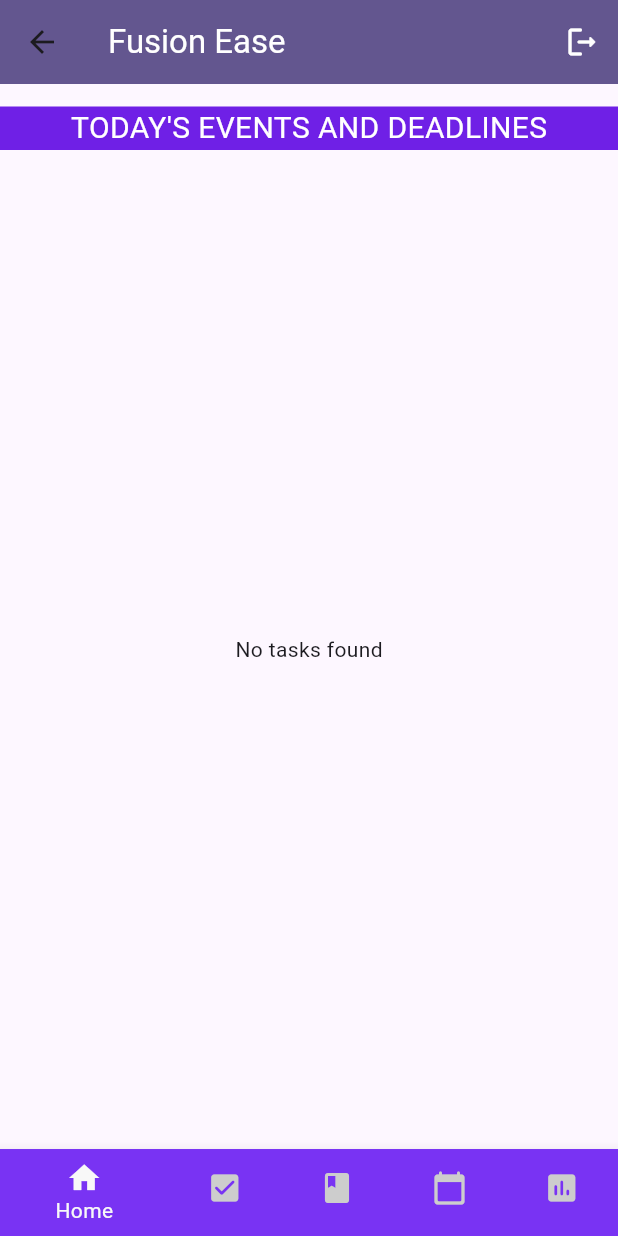
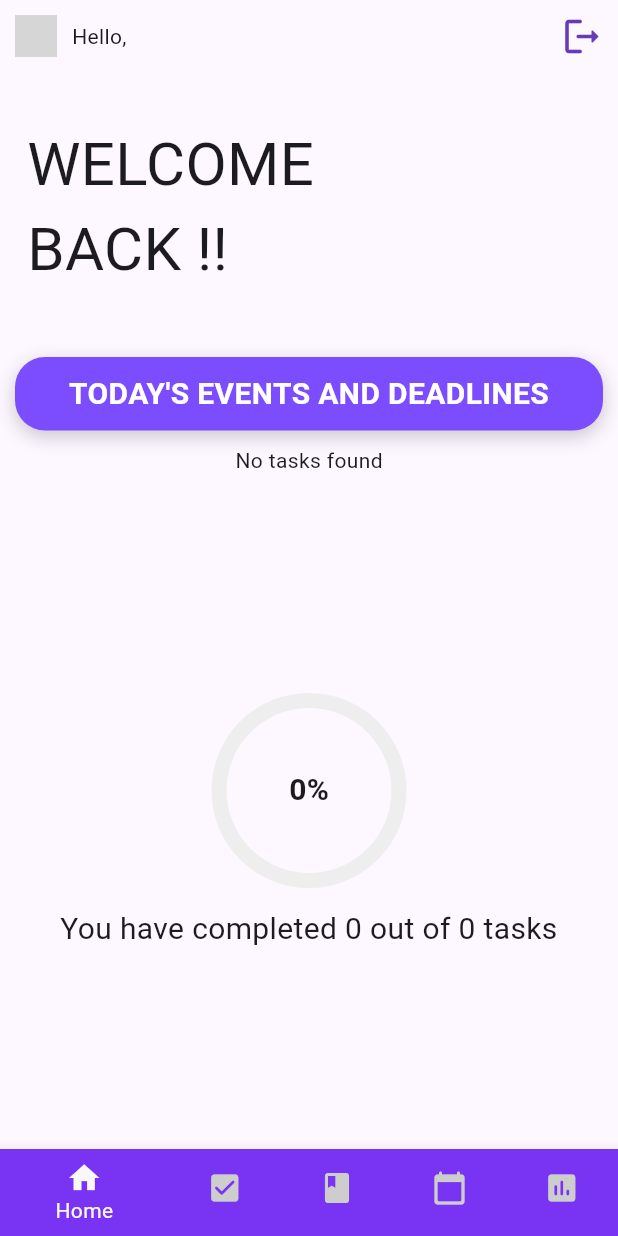
Before and after one commit to Soorya-Kumar/Student-Productivity-App, a Flutter app: the screen it shows once a user with an empty profile is signed in, after a tap on the "logout" icon, on a phone screen of 412 x 824 dp. Run offline on Flutter 3.47's test engine with Material 3 defaults, Android fonts, the light colour scheme and no system bars; our stand-ins replace cloud_firestore, firebase_auth, firebase_core, firebase_storage, flutter_riverpod, image_picker; accounts and stored records are empty; network calls fail; grey boxes are pictures that could not be loaded.

Commit message:
UI updates

```diff
--- a/lib/daily_planner/daily_planner.dart
+++ b/lib/daily_planner/daily_planner.dart
@@ -23,7 +23,8 @@ class DailyPlannerScreen extends ConsumerWidget {
                 builder: (BuildContext context) {
                   return AlertDialog(
                     title: const Text('Reset Tasks'),
-        content: const Text('Are you sure you want to reset all tasks?'),
+                    content:
+                        const Text('Are you sure you want to reset all tasks?'),
                     actions: <Widget>[
                       TextButton(
                         child: const Text('Cancel'),
@@ -110,9 +111,12 @@ class DailyPlannerScreen extends ConsumerWidget {
           );
         },
       ),
-      floatingActionButton: FloatingActionButton(
+      floatingActionButton: Padding(
+        padding: const EdgeInsets.only(bottom: 40),
+        child: FloatingActionButton(
           onPressed: () => _showAddTaskDialog(context, ref),
           child: const Icon(Icons.add),
+        ),
       ),
     );
   }
--- a/lib/screens/main_home_screen.dart
+++ b/lib/screens/main_home_screen.dart
@@ -1,10 +1,19 @@
+import 'package:cloud_firestore/cloud_firestore.dart';
 import 'package:firebase_auth/firebase_auth.dart';
 import 'package:flutter/material.dart';
 import 'package:flutter_riverpod/flutter_riverpod.dart';
 import 'package:fusion_ease_app/daily_planner/provider.dart';
+import 'package:fusion_ease_app/screens/user_profile.dart';
 import 'package:fusion_ease_app/to-do_list/today_task_page.dart';
 import 'package:fusion_ease_app/widgets/bottom_navigator.dart';
 import 'package:fusion_ease_app/widgets/percent_tracer.dart';
+
+
+final user = FirebaseAuth.instance.currentUser!.uid;
+final userinfo = FirebaseFirestore.instance.collection('users').doc(user).get();
+
+final userimageurl = userinfo.then((value) => value['profilePhoto']);
+
 
 class MainHomeScreen extends ConsumerWidget {
   const MainHomeScreen({Key? key}) : super(key: key);
@@ -12,55 +21,95 @@ class MainHomeScreen extends ConsumerWidget {
   @override
   Widget build(BuildContext context, WidgetRef ref) {
     final dailyPlannerState = ref.watch(dailyPlannerProvider);
+    print(userimageurl);
 
-    var percent = 0.0;
-    if (dailyPlannerState.totalTasks == 0) {
-      percent = 0;
+    double percent;
+    if(dailyPlannerState.totalTasks == 0){
+      percent = 0.0;
     } else {
       percent = dailyPlannerState.completedTasks / dailyPlannerState.totalTasks;
     }
 
     return SafeArea(
       child: Scaffold(
-        appBar: AppBar(
-          backgroundColor: Theme.of(context).primaryColor,
-          title: const Text(
-            'Fusion Ease',
-            style: TextStyle(color: Colors.white),
+        body: Column(
+          children: [
+            UserProfileWidget(),
+            Expanded(
+              child: CustomScrollView(
+                  slivers: <Widget>[
+                    const SliverToBoxAdapter(child: SizedBox(height: 15)),
+
+                    const SliverToBoxAdapter(
+                      child: Padding(
+                        padding: EdgeInsets.all(18.0),
+                        child: Text(
+                          'WELCOME\nBACK !!',
+                          textAlign: TextAlign.start,
+                          style: TextStyle(fontSize: 40),
                         ),
-          actions: [
-            IconButton(
-              onPressed: () => FirebaseAuth.instance.signOut(),
-              icon: const Icon(Icons.logout_rounded),
-              color: Colors.white,
+                      ),
+                    ),
+
+                    const SliverToBoxAdapter(child: SizedBox(height: 15)),
+
+                    SliverToBoxAdapter(
+                      child: Container(
+                        margin: const EdgeInsets.all(10),
+                        padding: const EdgeInsets.symmetric(vertical: 10),
+                        decoration: BoxDecoration(
+                          color: Colors.deepPurpleAccent,
+                          borderRadius: BorderRadius.circular(20),
+                          boxShadow: [
+                            BoxShadow(
+                              color: Colors.black.withOpacity(0.2),
+                              spreadRadius: 0,
+                              blurRadius: 10,
+                              offset: const Offset(0, 4),
                             ),
                           ],
                         ),
-        body: CustomScrollView(
-          slivers: <Widget>[
-            const SliverToBoxAdapter(
-              child: SizedBox(height: 15),
-            ),
-            SliverToBoxAdapter(
-              child: Container(
-                alignment: Alignment.center,
-                color: const Color.fromARGB(255, 111, 32, 230),
-                child: const Text('TODAY\'S EVENTS AND DEADLINES',
-                    style: TextStyle(fontSize: 20, color: Colors.white)),
+                        child: const Text(
+                          'TODAY\'S EVENTS AND DEADLINES',
+                          textAlign: TextAlign.center,
+                          style: TextStyle(
+                              fontSize: 20,
+                              color: Colors.white,
+                              fontWeight: FontWeight.bold),
                         ),
                       ),
+                    ),
+
                    const TodayTasksPage(),
-            const SliverToBoxAdapter(
-              child: SizedBox(height: 15),
-            ),
+
+                    const SliverToBoxAdapter(child: SizedBox(height: 150)),
                     SliverToBoxAdapter(
                       child: SizedBox(
-                height: 200,
+                        height: 120,
                         child: PercentIndicator(percentage: percent),
+                      ),
+                    ),
+
+                    SliverToBoxAdapter(
+                      child: Padding(
+                        padding: const EdgeInsets.all(18.0),
+                        child: Text(
+                          'You have completed ${dailyPlannerState.completedTasks} out of ${dailyPlannerState.totalTasks} tasks',
+                          textAlign: TextAlign.center,
+                          style: const TextStyle(fontSize: 20),
+                        ),
+                      ),
+                    ),
+
+                    const SliverToBoxAdapter(child: SizedBox(height: 15)),
+
+                  ],
                 ),
             ),
           ],
         ),
+
+
 
         bottomNavigationBar: const BootomBar(selectedpage: 0),
       ),
--- /dev/null
+++ b/lib/screens/user_profile.dart
@@ -0,0 +1,66 @@
+import 'package:cloud_firestore/cloud_firestore.dart';
+import 'package:firebase_auth/firebase_auth.dart';
+import 'package:flutter/material.dart';
+
+final user = FirebaseAuth.instance.currentUser!.uid;
+
+class UserProfileWidget extends StatefulWidget {
+  const UserProfileWidget({super.key});
+
+  @override
+  State<UserProfileWidget> createState() => _UserProfileWidgetState();
+}
+
+class _UserProfileWidgetState extends State<UserProfileWidget> {
+  String profilePhotoUrl = '';
+  String username = '';
+
+  @override
+  void initState() {
+    super.initState();
+    fetchUserProfile();
+  }
+
+  Future<void> fetchUserProfile() async {
+    try {
+      var userDocumentSnapshot = await FirebaseFirestore.instance.collection('users').doc(user).get();
+
+      if (userDocumentSnapshot.exists) {
+        var userDocument = userDocumentSnapshot.data() as Map<String, dynamic>;
+        setState(() {
+          profilePhotoUrl = userDocument['profilePhoto'] ?? '';
+          username = userDocument['username'] ?? '';
+        });
+      } else {
+        print("Document does not exist");
+      }
+    } catch (e) {
+      print("Error fetching user profile: $e");
+    }
+  }
+
+  @override
+  Widget build(BuildContext context) {
+    return Row(
+      children: [
+        const SizedBox(width: 10),
+        CircleAvatar(
+          backgroundImage: NetworkImage(profilePhotoUrl),
+          radius: 14,
+        ),
+        const SizedBox(width: 10),
+        Text(
+          'Hello, $username',
+          style: const TextStyle(fontSize: 14),
+        ),
+        const Spacer(),
+        IconButton(
+          onPressed: () => FirebaseAuth.instance.signOut(),
+          icon: const Icon(Icons.logout_rounded),
+          color: Colors.deepPurple,
+          iconSize: 30,
+        ),
+      ],
+    );
+  }
+}
--- a/lib/to-do_list/today_task_page.dart
+++ b/lib/to-do_list/today_task_page.dart
@@ -35,7 +35,7 @@ class TodayTasksPage extends StatelessWidget {
         if (!snapshots.hasData ||
             !snapshots.data!.exists ||
             snapshots.data!.data() == null) {
-          return const SliverFillRemaining(
+          return const SliverToBoxAdapter(
             child: Center(child: Text('No tasks found')),
           );
         }
--- a/lib/widgets/percent_tracer.dart
+++ b/lib/widgets/percent_tracer.dart
@@ -6,26 +6,22 @@ class PercentIndicator extends StatelessWidget {
   final double percentage;
   @override
   Widget build(BuildContext context) {
-    return Container(
-      height: 20,
+    return SizedBox(
+      height: 200,
       width: 200,
-      decoration: BoxDecoration(
-        border: Border.all(color: Colors.black),
-        borderRadius: BorderRadius.circular(10),
-      ),
       child: Stack(
             alignment: Alignment.center,
             children: [
               Text(
-                '${(percentage * 100).toStringAsFixed(1)}%',
+                '${(percentage * 100).toInt()}%',
                 style: const TextStyle(
                   fontSize: 20,
                   fontWeight: FontWeight.bold,
                 ),
               ),
               SizedBox(
-                width: 90,
-                height: 90,
+                width: 120,
+                height: 120,
                 child: CircularProgressIndicator(
                   value: percentage,
                   strokeWidth: 10,
--- a/pubspec.yaml
+++ b/pubspec.yaml
@@ -70,6 +70,11 @@ flutter:
   assets:
     - assets/background-2.png
     - assets/addphoto.png
+    - assets/background_doodle.jpg
+    - assets/unnamed.png
+    - assets/6363685.png
+    - assets/1.jpg
+    - assets/sap.jpg
 
   # An image asset can refer to one or more resolution-specific "variants", see
   # https://flutter.dev/assets-and-images/#resolution-aware
```
Also changed, not shown: assets/1.jpg (added), assets/6363685.png (added), assets/background_doodle.jpg (added), assets/sap.jpg (added), assets/unnamed.png (added). Lines whose indentation alone changed are shown as unchanged.
